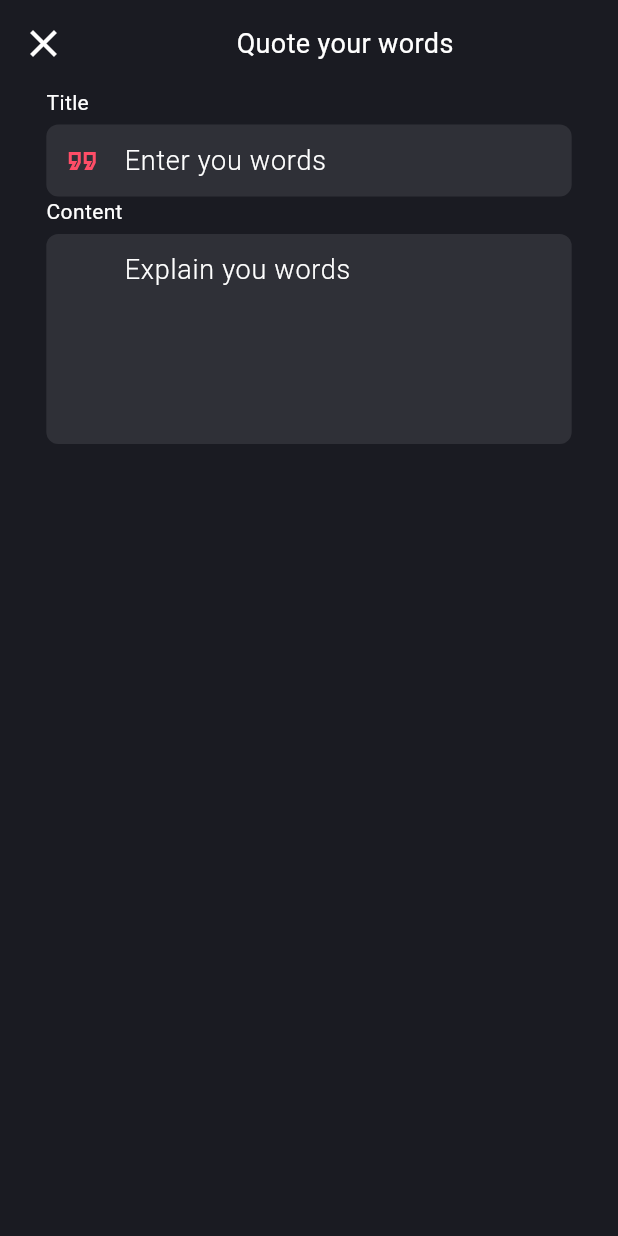
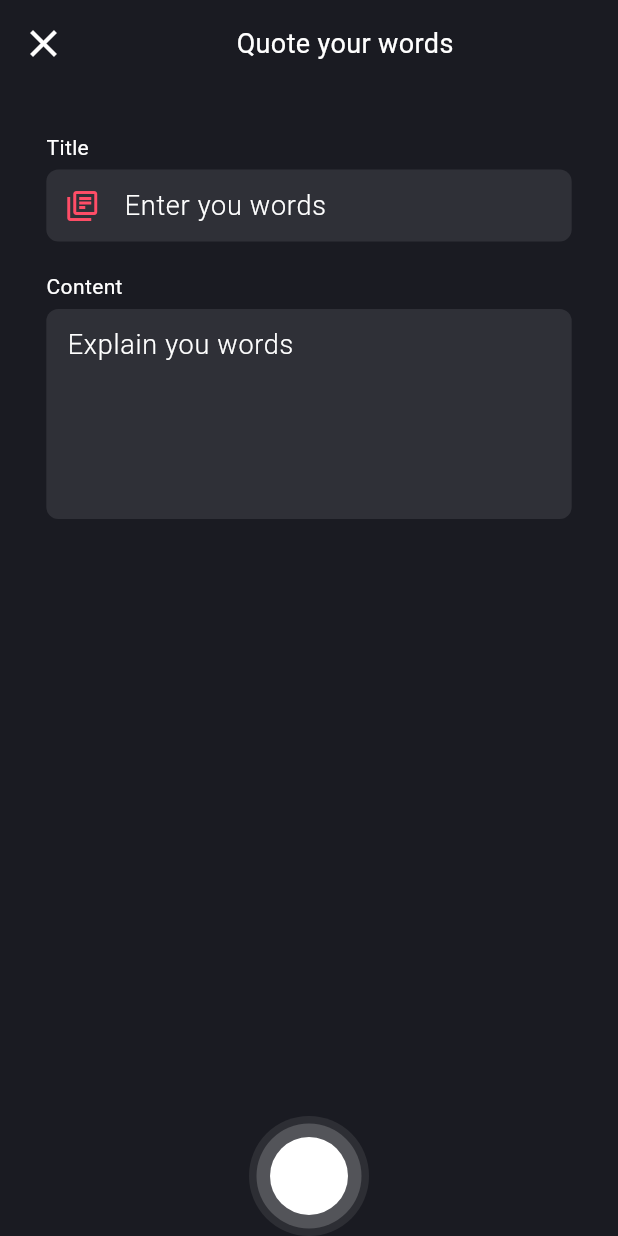
Before and after one commit to muhammed-shadil/social-media-app, a Flutter app: the NewPostBlog screen opened directly, on a phone screen of 412 x 824 dp. Run offline on Flutter 3.47's test engine with Material 3 defaults, Android fonts, the phone set to English and light mode, and no system bars; our stand-ins replace another_flutter_splash_screen, bloc, flutter_bloc, image_picker, shared_preferences, shimmer; accounts and stored records are empty; network calls fail.

Commit message:
make more constants

```diff
--- a/lib/rrrrr.dart
+++ b/lib/rrrrr.dart
@@ -88,7 +88,7 @@
                         Navigator.push(
                             context,
                             MaterialPageRoute(
-                                  builder: (_) => const signinwrapper()));
+                                builder: (_) => const Signinwrapper()));
                       },
                       icon: const Icon(
                         Icons.notifications_active_outlined,
--- a/lib/utils/constants.dart
+++ b/lib/utils/constants.dart
@@ -11,6 +11,12 @@ class constants {
   static const Color fillcolor = Color.fromARGB(255, 47, 48, 55);
   static const Color white = Colors.white;
   static const Color offwhite = Color.fromARGB(255, 150, 143, 143);
+  static const Color transparent = Colors.transparent;
+  static const Color shimmerBase = Color.fromARGB(255, 31, 32, 38);
+  static const Color shimmerhighlite = Color.fromARGB(255, 54, 55, 61);
+  static Color blackOP5 = Colors.black.withOpacity(0.5);
+  static Color blackOP9 = Colors.black.withOpacity(0.9);
+  static Color blackOP2 = Colors.black.withOpacity(0.2);
 
 // -----------------------------heights --------------------
   static const SizedBox height30 = SizedBox(
@@ -22,13 +28,12 @@ class constants {
   static const SizedBox height10 = SizedBox(
     height: 10,
   );
-   static const SizedBox height3 = SizedBox(
+  static const SizedBox height3 = SizedBox(
     height: 3,
   );
-   static const SizedBox width10 = SizedBox(
+  static const SizedBox width10 = SizedBox(
     width: 10,
   );
-
 
   static final RegExp regemail =
       RegExp(r"^[a-zA-Z0-9_\-\.\S]{4,}[@][a-z]+[\.][a-z]{2,3}$");
--- a/lib/utils/styles.dart
+++ b/lib/utils/styles.dart
@@ -24,4 +24,7 @@ class styles {
 
   static const TextStyle imagepickertitle =
       TextStyle(color: Colors.white, fontSize: 18);
+
+  static const TextStyle homescreentitle =
+      TextStyle(fontSize: 23, fontWeight: FontWeight.bold);
 }
--- a/lib/view/screens/Home_Screen/single_post.dart
+++ b/lib/view/screens/Home_Screen/single_post.dart
@@ -5,7 +5,7 @@ import 'package:trek/utils/styles.dart';
 import 'package:trek/view/screens/profile_screen/profile_screen.dart';
 
 class SinglePost extends StatefulWidget {
-  SinglePost(
+  const SinglePost(
       {super.key,
       required this.postType,
       required this.authorDetails,
@@ -47,8 +47,8 @@ class _SinglePostState extends State<SinglePost>
                   ? Container(
                       width: 25,
                     )
-                  : SizedBox(),
-              Spacer(),
+                  : const SizedBox(),
+              const Spacer(),
               SizedBox(
                 width: 180,
                 child: Column(
--- a/lib/view/screens/New_Post_screen/new_post_blog.dart
+++ b/lib/view/screens/New_Post_screen/new_post_blog.dart
@@ -11,6 +11,37 @@ class NewPostBlog extends StatelessWidget {
   Widget build(BuildContext context) {
     return SafeArea(
       child: Scaffold(
+        floatingActionButtonLocation: FloatingActionButtonLocation.centerDocked,
+        floatingActionButton: Container(
+            width: 80,
+            height: 80,
+            decoration: const BoxDecoration(
+              shape: BoxShape.circle,
+              color: Color.fromARGB(255, 45, 46, 52),
+            ),
+            child: Center(
+              child: Container(
+                width: 70,
+                height: 70,
+                decoration: const BoxDecoration(
+                  shape: BoxShape.circle,
+                  color: Color.fromARGB(255, 83, 84, 89),
+                ),
+                child: Center(
+                  child: GestureDetector(
+                    onTap: () {},
+                    child: Container(
+                      width: 52,
+                      height: 52,
+                      decoration: const BoxDecoration(
+                        shape: BoxShape.circle,
+                        color: constants.white,
+                      ),
+                    ),
+                  ),
+                ),
+              ),
+            )),
         body: Column(
           children: [
             Padding(
@@ -36,13 +67,15 @@ class NewPostBlog extends StatelessWidget {
                 ],
               ),
             ),
+            constants.height30,
             MainTextfield(
                 maxlines: 1,
-                preicon: Icons.format_quote_outlined,
+                preicon: Icons.library_books_outlined,
                 hinttext: "Enter you words",
                 namefield: "Title",
                 keyboard: TextInputType.multiline,
                 validator: (_) {}),
+            constants.height20,
             MainTextfield(
                 maxlines: 5,
                 hinttext: "Explain you words",
--- a/lib/view/screens/signin/Signin_Screen.dart
+++ b/lib/view/screens/signin/Signin_Screen.dart
@@ -8,8 +8,8 @@ import 'package:trek/view/widgets/main_textfield.dart';
 import 'package:trek/view/screens/signup/signup_screen.dart';
 import 'package:trek/utils/constants.dart';
 
-class signinwrapper extends StatelessWidget {
-  const signinwrapper({super.key});
+class Signinwrapper extends StatelessWidget {
+  const Signinwrapper({super.key});
 
   @override
   Widget build(BuildContext context) {
@@ -36,7 +36,7 @@ class SigninScreen extends StatelessWidget {
             if (state is loadingstate) {
               const Center(
                   child: CircularProgressIndicator(
-                color: Colors.white,
+                color: constants.white,
               ));
             } else if (state is loginerror) {
               ScaffoldMessenger.of(context)
--- a/lib/view/screens/signup/signup_screen.dart
+++ b/lib/view/screens/signup/signup_screen.dart
@@ -43,7 +43,7 @@ class SignupScreen extends StatelessWidget {
                   .showSnackBar(SnackBar(content: Text(state.message)));
 
               Navigator.push(context,
-                  MaterialPageRoute(builder: (_) => const signinwrapper()));
+                  MaterialPageRoute(builder: (_) => const Signinwrapper()));
             }
           },
           child: Center(
--- a/lib/view/screens/splash_screen.dart
+++ b/lib/view/screens/splash_screen.dart
@@ -29,7 +29,7 @@ class _SplashScreenState extends State<SplashScreen> {
                   MaterialPageRoute(builder: (_) => const HomeScreenWrapper()));
             } else if (state is unauthenticated) {
               Navigator.push(context,
-                  MaterialPageRoute(builder: (_) => const signinwrapper()));
+                  MaterialPageRoute(builder: (_) => const Signinwrapper()));
             } else if (state is AuthenticatedErrorState) {
               ScaffoldMessenger.of(context)
                   .showSnackBar(SnackBar(content: Text(state.message)));
--- a/lib/view/widgets/main_textfield.dart
+++ b/lib/view/widgets/main_textfield.dart
@@ -47,7 +47,7 @@ class MainTextfield extends StatelessWidget {
               contentPadding: const EdgeInsets.all(10),
               hintText: hinttext,
               hintStyle: styles.textfieldhintstyle,
-              prefixIcon: Icon(
+              prefixIcon:preicon==null?null: Icon(
                 preicon,
                 color: constants.secodarycolor,
               ),
```
Also changed, not shown: lib/view/screens/Home_Screen/home_page.dart (+4 -7 lines), lib/view/screens/Home_Screen/shimmer_home.dart (+15 -16 lines), lib/view/screens/New_Post_screen/new_post_image.dart (+5 -5 lines), lib/view/screens/friends/followers.dart (+6 -16 lines), lib/view/screens/friends/shimmer_followers.dart (+13 -26 lines), lib/view/screens/friends/user_tile.dart (+5 -15 lines), lib/view/screens/my_following/my_followings.dart (+11 -8 lines), lib/view/screens/profile_screen/Shimmer_profile.dart (+9 -8 lines), lib/view/screens/profile_screen/profile_screen.dart (+9 -12 lines). Lines whose indentation alone changed are shown as unchanged.
